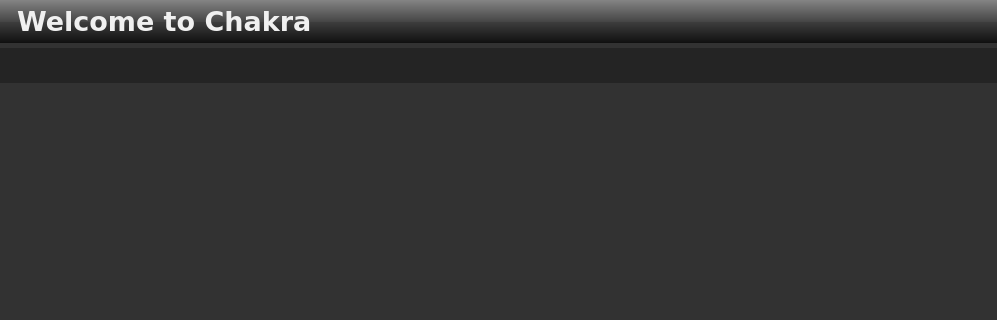
Before: the Qt Designer form ui/ui_kapudan.ui in rshipp/kapudan, drawn with Qt 5; both pictures show x 0 to 997 and y 0 to 320 of the 997 by 751 pixel window.
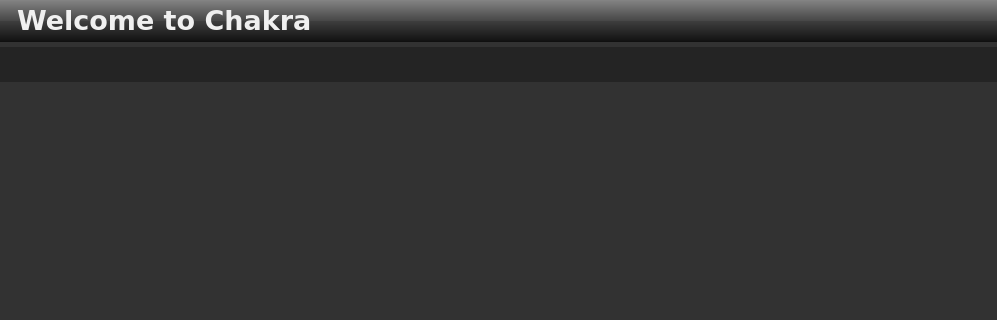
After: the same form once the commit is applied. Icons and pictures are not drawn.

What changed in the file:
```diff
--- a/ui/ui_kapudan.ui
+++ b/ui/ui_kapudan.ui
@@ -36,7 +36,7 @@
   </property>
   <property name="font">
    <font>
-    <family>URW Gothic L</family>
+    <family>DejaVu Sans</family>
     <pointsize>10</pointsize>
    </font>
   </property>
```
